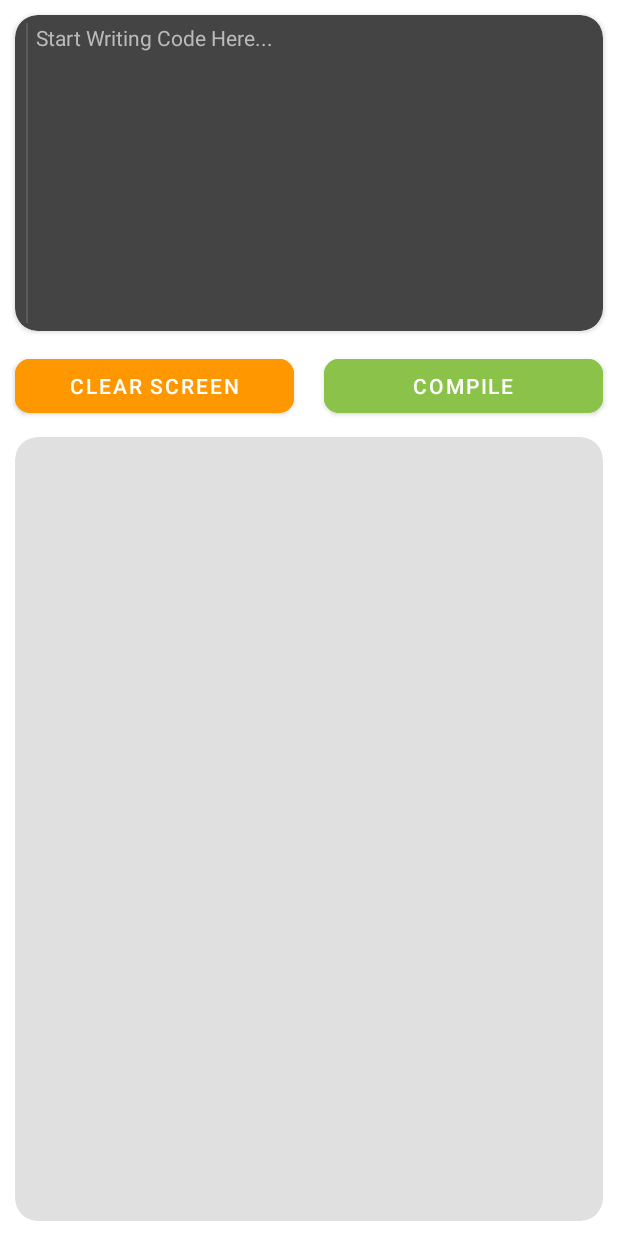
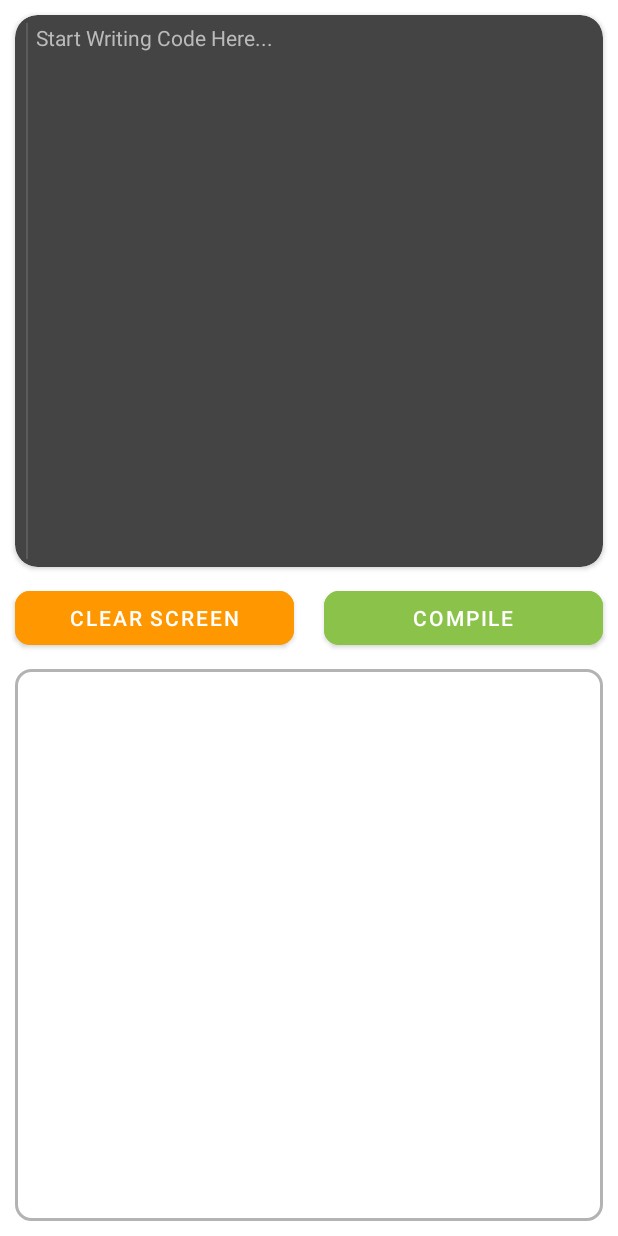
Before and after one commit to protocorn/Pocket-IDE, an Android app: the screen it shows after launch (MainActivity), on a phone screen of 412 x 824 dp. Run offline under Robolectric (Android 15) with nearby library versions, the phone set to English and light mode, and no system bars.

Commit message:
updated layout

```diff
--- a/app/src/main/java/com/example/pocketide/MainActivity.java
+++ b/app/src/main/java/com/example/pocketide/MainActivity.java
@@ -3,10 +3,10 @@ package com.example.pocketide;
 import androidx.appcompat.app.AppCompatActivity;
 
 import android.os.Bundle;
+import android.widget.EditText;
 import android.widget.Toast;
 
 public class MainActivity extends AppCompatActivity {
-
     @Override
     protected void onCreate(Bundle savedInstanceState) {
         super.onCreate(savedInstanceState);
--- a/app/src/main/res/layout/activity_main.xml
+++ b/app/src/main/res/layout/activity_main.xml
@@ -4,6 +4,7 @@
     xmlns:tools="http://schemas.android.com/tools"
     android:layout_width="match_parent"
     android:layout_height="match_parent"
+    android:layout_weight="10"
     tools:context=".MainActivity">
 
     <androidx.cardview.widget.CardView
@@ -13,9 +14,12 @@
         android:layout_margin="10dp"
         app:cardBackgroundColor="#444444"
         app:cardCornerRadius="15dp"
+        app:layout_constraintBottom_toTopOf="@+id/linearLayout2"
         app:layout_constraintEnd_toEndOf="parent"
+        app:layout_constraintHorizontal_bias="1.0"
         app:layout_constraintStart_toStartOf="parent"
-        app:layout_constraintTop_toTopOf="parent">
+        app:layout_constraintTop_toTopOf="parent"
+        app:layout_constraintVertical_bias="0.021">
 
         <LinearLayout
             android:layout_width="match_parent"
@@ -23,7 +27,7 @@
             android:orientation="horizontal"
             android:padding="5dp"
             android:visibility="visible"
-            android:weightSum="2">
+            android:weightSum="1">
 
             <androidx.recyclerview.widget.RecyclerView
                 android:id="@+id/recyclerView"
@@ -69,8 +73,7 @@
         app:layout_constraintEnd_toEndOf="parent"
         app:layout_constraintHorizontal_bias="0.0"
         app:layout_constraintStart_toStartOf="parent"
-        app:layout_constraintTop_toBottomOf="@+id/cardView"
-        app:layout_constraintVertical_bias="0.023">
+        app:layout_constraintTop_toTopOf="parent">
 
         <Button
             android:id="@+id/button"
@@ -101,12 +104,20 @@
         android:layout_width="match_parent"
         android:layout_height="0dp"
         android:layout_margin="10dp"
-        app:cardBackgroundColor="#e0e0e0"
-        app:cardCornerRadius="15dp"
+        android:background="@drawable/outline"
+        app:cardBackgroundColor="#FFFFFF"
         app:cardElevation="0dp"
         app:layout_constraintBottom_toBottomOf="parent"
         app:layout_constraintEnd_toEndOf="parent"
         app:layout_constraintStart_toStartOf="parent"
-        app:layout_constraintTop_toBottomOf="@+id/linearLayout2" />
+        app:layout_constraintTop_toBottomOf="@+id/linearLayout2">
+
+        <LinearLayout
+            android:layout_width="match_parent"
+            android:layout_height="match_parent"
+            android:background="@drawable/outline"
+            android:orientation="vertical"
+            android:weightSum="1"></LinearLayout>
+    </androidx.cardview.widget.CardView>
 
 </androidx.constraintlayout.widget.ConstraintLayout>
```
